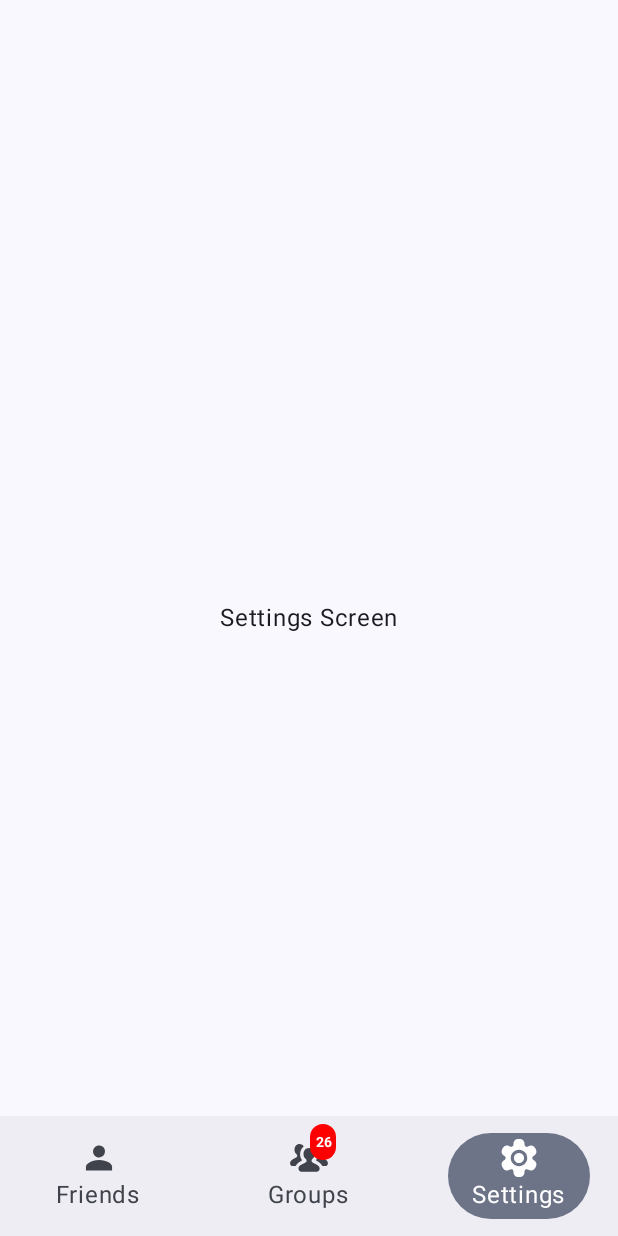
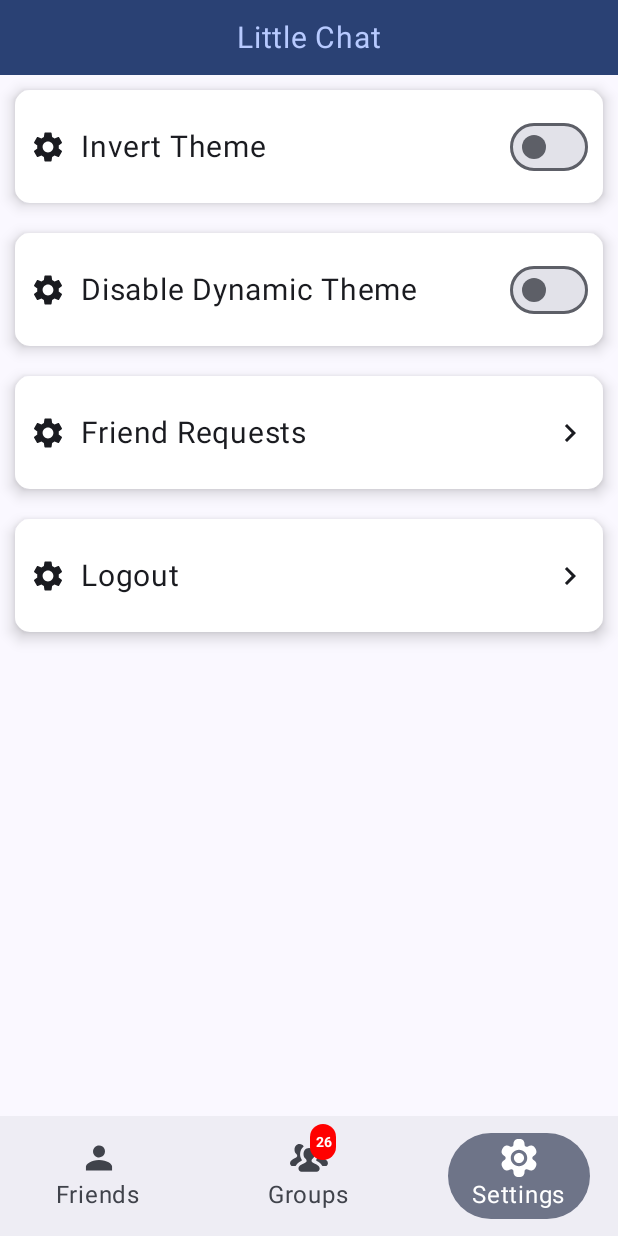
Before and after one commit to spahwa26/LittleChat, an Android app built with Jetpack Compose: the settings screen opened through its navigation route, on a phone screen of 412 x 824 dp. Run offline under Robolectric (Android 15) with nearby library versions, the phone set to English and light mode, and no system bars; our stand-ins replace CircleImageView, Dagger/Hilt's generated code; pictures from the network do not load; 2 statements that could not run were skipped.

Commit message:
implemented settings screen with logout feature

```diff
--- a/app/build.gradle
+++ b/app/build.gradle
@@ -82,6 +82,7 @@ dependencies {
     implementation 'androidx.activity:activity-compose:1.8.2'
     implementation 'androidx.compose.ui:ui-graphics'
     implementation 'androidx.compose.ui:ui-tooling-preview'
+    implementation 'androidx.preference:preference:1.2.1'
     testImplementation 'junit:junit:4.13.2'
     androidTestImplementation 'androidx.test:runner:1.5.2'
     androidTestImplementation 'androidx.test.espresso:espresso-core:3.5.1'
--- a/app/src/main/java/com/app/littlechat/ui/commoncomposables/ReusableComposables.kt
+++ b/app/src/main/java/com/app/littlechat/ui/commoncomposables/ReusableComposables.kt
@@ -9,9 +9,9 @@ import androidx.compose.foundation.interaction.MutableInteractionSource
 import androidx.compose.foundation.layout.Arrangement
 import androidx.compose.foundation.layout.Box
 import androidx.compose.foundation.layout.Row
+import androidx.compose.foundation.layout.Spacer
 import androidx.compose.foundation.layout.aspectRatio
 import androidx.compose.foundation.layout.defaultMinSize
-import androidx.compose.foundation.layout.fillMaxSize
 import androidx.compose.foundation.layout.fillMaxWidth
 import androidx.compose.foundation.layout.height
 import androidx.compose.foundation.layout.padding
@@ -20,6 +20,9 @@ import androidx.compose.foundation.layout.width
 import androidx.compose.foundation.shape.CircleShape
 import androidx.compose.foundation.shape.RoundedCornerShape
 import androidx.compose.foundation.text.KeyboardOptions
+import androidx.compose.material.icons.Icons
+import androidx.compose.material.icons.automirrored.filled.KeyboardArrowRight
+import androidx.compose.material.icons.filled.Settings
 import androidx.compose.material.ripple.rememberRipple
 import androidx.compose.material3.AlertDialog
 import androidx.compose.material3.Card
@@ -27,6 +30,7 @@ import androidx.compose.material3.CardDefaults
 import androidx.compose.material3.ExperimentalMaterial3Api
 import androidx.compose.material3.Icon
 import androidx.compose.material3.MaterialTheme
+import androidx.compose.material3.Switch
 import androidx.compose.material3.Text
 import androidx.compose.material3.TextButton
 import androidx.compose.material3.TextField
@@ -49,11 +53,8 @@ import androidx.compose.ui.text.style.TextAlign
 import androidx.compose.ui.tooling.preview.Preview
 import androidx.compose.ui.unit.dp
 import androidx.compose.ui.unit.sp
-import androidx.navigation.NavController
-import androidx.navigation.compose.rememberNavController
 import coil.compose.AsyncImage
 import com.app.littlechat.R
-import com.app.littlechat.data.model.Chat
 
 @Composable
 fun CustomToolbar(
@@ -67,7 +68,8 @@ fun CustomToolbar(
     Box(
         modifier = Modifier
             .fillMaxWidth()
-            .defaultMinSize(minHeight = 50.dp).background(color = MaterialTheme.colorScheme.primary)
+            .defaultMinSize(minHeight = 50.dp)
+            .background(color = MaterialTheme.colorScheme.primary)
     ) {
         onBackPress?.let {
             Image(
@@ -136,6 +138,7 @@ fun CommonAlertDialog(
     dialogTitle: String,
     dialogText: String,
     icon: ImageVector? = null,
+    confirmText: String = stringResource(id = R.string.ok),
     dismissText: String? = stringResource(id = R.string.cancel),
 ) {
     AlertDialog(
@@ -159,7 +162,7 @@ fun CommonAlertDialog(
                     onConfirmation()
                 }
             ) {
-                Text(stringResource(id = R.string.ok))
+                Text(confirmText)
             }
         },
         dismissButton = {
@@ -175,7 +178,6 @@ fun CommonAlertDialog(
         }
     )
 }
-
 
 
 @Composable
@@ -238,3 +240,83 @@ private fun ToolbarPreview() {
         false
     }
 }
+
+@Composable
+fun ToggleCard(
+    modifier: Modifier = Modifier,
+    text: String,
+    toggle: Boolean,
+    onChange: (Boolean) -> Unit
+) {
+    Box(modifier = modifier.padding(10.dp)) {
+        Card(
+            shape = RoundedCornerShape(10.dp),
+            colors = CardDefaults.cardColors(
+                containerColor = MaterialTheme.colorScheme.onPrimary,
+            ),
+            modifier = Modifier
+                .fillMaxWidth(),
+            elevation = CardDefaults.cardElevation(defaultElevation = 6.dp)
+        ) {
+            Row(
+                verticalAlignment = Alignment.CenterVertically,
+                horizontalArrangement = Arrangement.SpaceBetween,
+                modifier = Modifier
+                    .fillMaxWidth()
+                    .defaultMinSize(minHeight = 75.dp)
+                    .padding(10.dp)
+            ) {
+                Row(verticalAlignment = Alignment.CenterVertically) {
+                    Icon(imageVector = Icons.Default.Settings, contentDescription = text)
+                    Spacer(modifier = Modifier.width(10.dp))
+                    Text(text = text, fontSize = 20.sp)
+                }
+                Switch(checked = toggle, onCheckedChange = {
+                    onChange.invoke(it)
+                })
+            }
+        }
+    }
+}
+
+
+@Composable
+fun SettingsTextOption(
+    modifier: Modifier = Modifier,
+    text: String,
+    onClick: () -> Unit
+) {
+    Box(modifier = modifier.padding(10.dp)) {
+        Card(
+            shape = RoundedCornerShape(10.dp),
+            colors = CardDefaults.cardColors(
+                containerColor = MaterialTheme.colorScheme.onPrimary,
+            ),
+            modifier = Modifier
+                .fillMaxWidth()
+                .clickable {
+                    onClick.invoke()
+                },
+            elevation = CardDefaults.cardElevation(defaultElevation = 6.dp)
+        ) {
+            Row(
+                verticalAlignment = Alignment.CenterVertically,
+                horizontalArrangement = Arrangement.SpaceBetween,
+                modifier = Modifier
+                    .fillMaxWidth()
+                    .defaultMinSize(minHeight = 75.dp)
+                    .padding(10.dp)
+            ) {
+                Row(verticalAlignment = Alignment.CenterVertically) {
+                    Icon(imageVector = Icons.Default.Settings, contentDescription = text)
+                    Spacer(modifier = Modifier.width(10.dp))
+                    Text(text = text, fontSize = 20.sp)
+                }
+                Icon(
+                    imageVector = Icons.AutoMirrored.Filled.KeyboardArrowRight,
+                    contentDescription = text
+                )
+            }
+        }
+    }
+}
--- a/app/src/main/java/com/app/littlechat/ui/home/navigation/HomeNavGraph.kt
+++ b/app/src/main/java/com/app/littlechat/ui/home/navigation/HomeNavGraph.kt
@@ -21,7 +21,7 @@ import com.app.littlechat.ui.home.ui.chat.GroupChatScreen
 import com.app.littlechat.ui.home.ui.findfriends.FindFriendsScreen
 import com.app.littlechat.ui.home.ui.groups.GroupsScreen
 import com.app.littlechat.ui.home.ui.profile.ProfileScreen
-import com.app.littlechat.ui.home.ui.settings.SettingsScreen
+import com.app.littlechat.ui.settings.SettingsScreen
 
 @Composable
 fun HomeNavGraph(
@@ -66,7 +66,7 @@ fun HomeNavGraph(
                 bottomNavVisibilityState.value = true
                 floatingNavVisibilityState.value = false
             }
-            SettingsScreen(bottomPadding)
+            SettingsScreen(bottomPadding, userPreferences)
         }
 
         composable(HomeDestinations.CHATS_ROUTE) {
--- a/app/src/main/java/com/app/littlechat/ui/home/ui/settings/SettingsScreen.kt
+++ /dev/null
@@ -1,18 +0,0 @@
-package com.app.littlechat.ui.home.ui.settings
-
-import androidx.compose.foundation.layout.Box
-import androidx.compose.foundation.layout.fillMaxSize
-import androidx.compose.foundation.layout.padding
-import androidx.compose.material3.Text
-import androidx.compose.runtime.Composable
-import androidx.compose.ui.Alignment
-import androidx.compose.ui.Modifier
-import androidx.compose.ui.unit.Dp
-
-
-@Composable
-fun SettingsScreen(bottomPadding: Dp) {
-    Box(contentAlignment = Alignment.Center, modifier = Modifier.fillMaxSize().padding(bottom = bottomPadding)){
-        Text(text = "Settings Screen")
-    }
-}
--- /dev/null
+++ b/app/src/main/java/com/app/littlechat/ui/settings/SettingsScreen.kt
@@ -0,0 +1,102 @@
+package com.app.littlechat.ui.settings
+
+import androidx.compose.foundation.layout.Column
+import androidx.compose.foundation.layout.fillMaxSize
+import androidx.compose.foundation.layout.padding
+import androidx.compose.runtime.Composable
+import androidx.compose.runtime.mutableStateOf
+import androidx.compose.runtime.remember
+import androidx.compose.ui.Alignment
+import androidx.compose.ui.Modifier
+import androidx.compose.ui.platform.LocalContext
+import androidx.compose.ui.res.stringResource
+import androidx.compose.ui.tooling.preview.Preview
+import androidx.compose.ui.unit.Dp
+import androidx.compose.ui.unit.dp
+import com.app.littlechat.R
+import com.app.littlechat.data.UserPreferences
+import com.app.littlechat.ui.commoncomposables.CommonAlertDialog
+import com.app.littlechat.ui.commoncomposables.CustomToolbar
+import com.app.littlechat.ui.commoncomposables.SettingsTextOption
+import com.app.littlechat.ui.commoncomposables.ToggleCard
+import com.app.littlechat.utility.finishActivity
+
+
+@Composable
+fun SettingsScreen(bottomPadding: Dp, userPreferences: UserPreferences) {
+
+    SettingsContent(bottomPadding, userPreferences)
+
+}
+
+
+@Composable
+fun SettingsContent(bottomPadding: Dp, userPreferences: UserPreferences) {
+    val context=LocalContext.current
+    val darkThemeToggle = remember {
+        mutableStateOf(userPreferences.isDarkTheme)
+    }
+    val dynamicToggle = remember {
+        mutableStateOf(userPreferences.isDynamicTheme)
+    }
+    val showLogoutAlert = remember { mutableStateOf(false) }
+    Column(
+        horizontalAlignment = Alignment.CenterHorizontally, modifier = Modifier
+            .fillMaxSize()
+            .padding(bottom = bottomPadding)
+    ) {
+
+        CustomToolbar(title = stringResource(id = R.string.app_name))
+
+        ToggleCard(
+            text = stringResource(id = R.string.invert_theme),
+            toggle = darkThemeToggle.value
+        ) {
+            darkThemeToggle.value = it
+            userPreferences.isDarkTheme = it
+        }
+
+        ToggleCard(
+            text = stringResource(id = R.string.disable_dynamic_theme),
+            toggle = dynamicToggle.value
+        ) {
+            dynamicToggle.value = it
+            userPreferences.isDynamicTheme = it
+        }
+
+        SettingsTextOption(text = stringResource(id = R.string.friend_requests)) {
+
+        }
+
+        SettingsTextOption(text = stringResource(id = R.string.logout)) {
+            showLogoutAlert.value=true
+        }
+
+    }
+
+    if (showLogoutAlert.value)
+        CommonAlertDialog(
+            onDismissRequest = {
+                showLogoutAlert.value = false
+            },
+            onConfirmation = {
+                userPreferences.clearPrefs()
+                showLogoutAlert.value = false
+                context.finishActivity()
+            },
+            dialogTitle = stringResource(id = R.string.alert),
+            dialogText = stringResource(id = R.string.logout_alert),
+            confirmText = stringResource(id = R.string.yes),
+            dismissText = stringResource(id = R.string.cancel)
+        )
+}
+
+
+@Preview(showBackground = true)
+@Composable
+private fun SettingPrev() {
+    val context = LocalContext.current
+    SettingsContent(
+        80.dp, userPreferences = UserPreferences(context = context)
+    )
+}
--- a/app/src/main/java/com/app/littlechat/utility/Extensions.kt
+++ b/app/src/main/java/com/app/littlechat/utility/Extensions.kt
@@ -25,10 +25,10 @@ fun Context.showToast(
     }
 }
 
-fun Context.finishActivity(): Activity {
+fun Context.finishActivity() {
     var context = this
     while (context is ContextWrapper) {
-        if (context is Activity) return context
+        if (context is Activity) return context.finish()
         context = context.baseContext
     }
     throw IllegalStateException("no activity")
--- a/app/src/main/res/values/strings.xml
+++ b/app/src/main/res/values/strings.xml
@@ -25,6 +25,7 @@
     <string name="my_groups">My Groups</string>
     <string name="group_chat">Group Chat</string>
     <string name="groups">Groups</string>
+    <string name="logout_alert">Are you sure you want to logout?</string>
 
     <!-- TODO: Remove or change this placeholder text -->
     <string name="hello_blank_fragment">Hello blank fragment</string>
@@ -50,4 +51,21 @@
     <string name="connect_to_internet">Please connect to internet first.</string>
     <string name="empt">.</string>
     <string name="reject_request">Reject Request</string>
+    <!-- Preference Titles -->
+    <string name="messages_header">Messages</string>
+    <string name="sync_header">Sync</string>
+
+    <!-- Messages Preferences -->
+    <string name="signature_title">Your signature</string>
+    <string name="reply_title">Default reply action</string>
+
+    <!-- Sync Preferences -->
+    <string name="sync_title">Sync email periodically</string>
+    <string name="attachment_title">Download incoming attachments</string>
+    <string name="attachment_summary_on">Automatically download attachments for incoming emails
+    </string>
+    <string name="attachment_summary_off">Only download attachments when manually requested</string>
+    <string name="invert_theme">Invert Theme</string>
+    <string name="disable_dynamic_theme">Disable Dynamic Theme</string>
+    <string name="yes">Yes</string>
 </resources>
```
Also changed, not shown: app/src/main/java/com/app/littlechat/data/UserPreferences.kt (+22 -5 lines), app/src/main/res/values/arrays.xml (added, +12 -0 lines).
